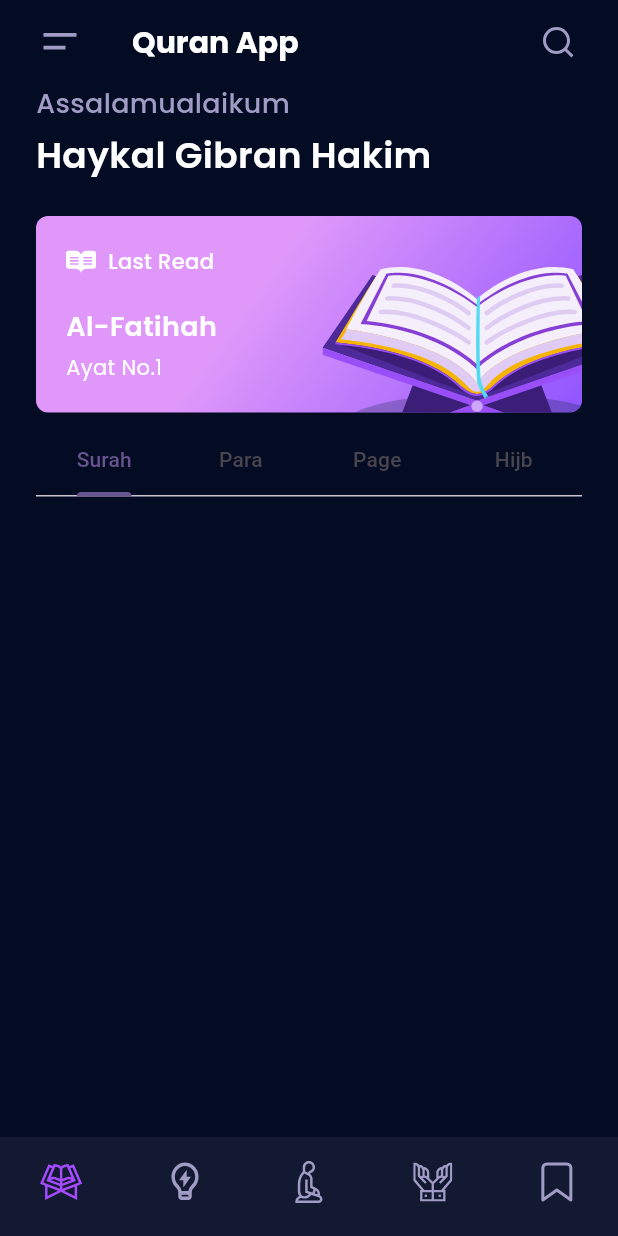
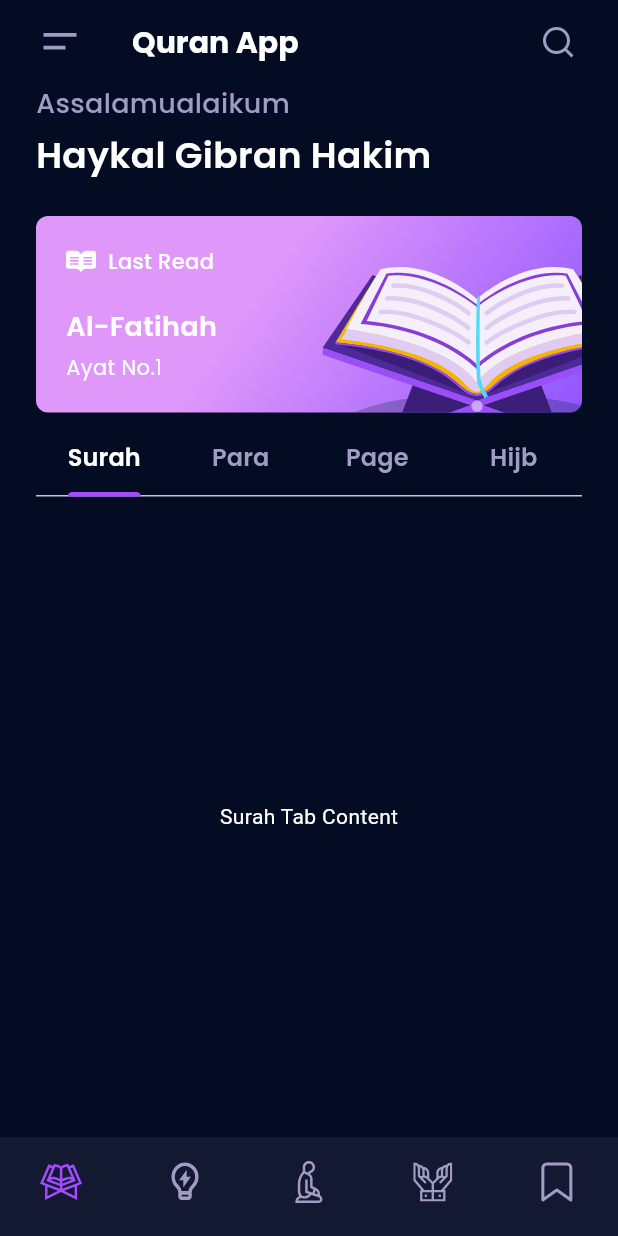
Before and after one commit to haykalgibran/QuranApp, a Flutter app: the HomeScreen screen opened directly, on a phone screen of 412 x 824 dp. Run offline on Flutter 3.47's test engine with Material 3 defaults, Android fonts, the phone set to English and light mode, and no system bars; our stand-ins replace flutter_svg, google_fonts.

Commit message:
home screen

```diff
--- /dev/null
+++ b/lib/models/surah.dart
@@ -0,0 +1,50 @@
+import 'dart:convert';
+
+List<Surah> surahFromJson(String str) =>
+    List<Surah>.from(json.decode(str)["data"].map((x) => Surah.fromJson(x)));
+
+class Surah {
+  int nomor;
+  String nama;
+  String namaLatin;
+  int jumlahAyat;
+  String tempatTurun;
+  String arti;
+  String deskripsi;
+  Map<String, String> audioFull;
+
+  Surah({
+    required this.nomor,
+    required this.nama,
+    required this.namaLatin,
+    required this.jumlahAyat,
+    required this.tempatTurun,
+    required this.arti,
+    required this.deskripsi,
+    required this.audioFull,
+  });
+
+  factory Surah.fromJson(Map<String, dynamic> json) => Surah(
+        nomor: json["nomor"],
+        nama: json["nama"],
+        namaLatin: json["namaLatin"],
+        jumlahAyat: json["jumlahAyat"],
+        tempatTurun: json["tempatTurun"],
+        arti: json["arti"],
+        deskripsi: json["deskripsi"],
+        audioFull: Map.from(json["audioFull"])
+            .map((k, v) => MapEntry<String, String>(k, v)),
+      );
+
+  Map<String, dynamic> toJson() => {
+        "nomor": nomor,
+        "nama": nama,
+        "namaLatin": namaLatin,
+        "jumlahAyat": jumlahAyat,
+        "tempatTurun": tempatTurun,
+        "arti": arti,
+        "deskripsi": deskripsi,
+        "audioFull":
+            Map.from(audioFull).map((k, v) => MapEntry<String, dynamic>(k, v)),
+      };
+}
--- a/lib/screens/home_screen.dart
+++ b/lib/screens/home_screen.dart
@@ -23,35 +23,57 @@ class HomeScreen extends StatelessWidget {
                 SliverToBoxAdapter(
                   child: _greeting(),
                 ),
-                SliverAppBar(
-                  pinned: true,
-                  elevation: 0,
-                  backgroundColor: background,
-                  automaticallyImplyLeading: false,
-                  bottom: const PreferredSize(
-                    preferredSize: Size.fromHeight(0),
-                    child: TabBar(
-                      tabs: [
-                        Tab(child: Text('Surah')),
-                        Tab(child: Text('Para')),
-                        Tab(child: Text('Page')),
-                        Tab(child: Text('Hijb')),
-                      ],
-                    ),
-                  ),
-                ),
+                _buildSliverAppBar(),
               ];
             },
-            body: TabBarView(
+            body: const TabBarView(
               children: [
-                Container(), // Replace with your widget for Surah tab
-                Container(), // Replace with your widget for Juz tab
-                Container(), // Replace with your widget for Hafalan tab
-                Container(), // Replace with your widget for Bookmark tab
+                SurahTab(), // Replace with your widget for Surah tab
+                ParaTab(), // Replace with your widget for Juz tab
+                PageTab(), // Replace with your widget for Hafalan tab
+                HijbTab(), // Replace with your widget for Bookmark tab
               ],
             ),
           ),
         ),
+      ),
+    );
+  }
+
+  Widget _buildSliverAppBar() {
+    return SliverAppBar(
+      backgroundColor: background,
+      elevation: 0,
+      pinned: true,
+      floating: false,
+      automaticallyImplyLeading: false,
+      bottom: PreferredSize(
+        preferredSize: const Size.fromHeight(0), // Adjust height as needed
+        child: _tab(),
+      ),
+    );
+  }
+
+  TabBar _tab() {
+    return TabBar(
+      unselectedLabelColor: text,
+      labelColor: Colors.white,
+      indicatorColor: purple,
+      indicatorWeight: 3,
+      tabs: [
+        _tabItem(label: "Surah"),
+        _tabItem(label: "Para"),
+        _tabItem(label: "Page"),
+        _tabItem(label: "Hijb"),
+      ],
+    );
+  }
+
+  Tab _tabItem({required String label}) {
+    return Tab(
+      child: Text(
+        label,
+        style: GoogleFonts.poppins(fontSize: 16, fontWeight: FontWeight.w600),
       ),
     );
   }
@@ -78,13 +100,12 @@ class HomeScreen extends StatelessWidget {
           ),
         ),
         const SizedBox(height: 24),
-        _LastRead(),
+        _lastRead(),
       ],
     );
   }
 
-  // ignore: non_constant_identifier_names
-  Stack _LastRead() {
+  Stack _lastRead() {
     return Stack(
       children: [
         Container(
@@ -204,3 +225,60 @@ class HomeScreen extends StatelessWidget {
         label: label,
       );
 }
+
+// Placeholder widgets for each tab
+class SurahTab extends StatelessWidget {
+  const SurahTab({super.key});
+
+  @override
+  Widget build(BuildContext context) {
+    return const Center(
+      child: Text(
+        'Surah Tab Content',
+        style: TextStyle(color: Colors.white),
+      ),
+    );
+  }
+}
+
+class ParaTab extends StatelessWidget {
+  const ParaTab({super.key});
+
+  @override
+  Widget build(BuildContext context) {
+    return const Center(
+      child: Text(
+        'Para Tab Content',
+        style: TextStyle(color: Colors.white),
+      ),
+    );
+  }
+}
+
+class PageTab extends StatelessWidget {
+  const PageTab({super.key});
+
+  @override
+  Widget build(BuildContext context) {
+    return const Center(
+      child: Text(
+        'Page Tab Content',
+        style: TextStyle(color: Colors.white),
+      ),
+    );
+  }
+}
+
+class HijbTab extends StatelessWidget {
+  const HijbTab({super.key});
+
+  @override
+  Widget build(BuildContext context) {
+    return const Center(
+      child: Text(
+        'Hijb Tab Content',
+        style: TextStyle(color: Colors.white),
+      ),
+    );
+  }
+}
--- /dev/null
+++ b/lib/tabs/surah_tab.dart
@@ -0,0 +1,65 @@
+import 'package:flutter/material.dart';
+import 'package:flutter/services.dart';
+import 'package:google_fonts/google_fonts.dart';
+import 'package:the_quran/models/surah.dart';
+
+class SurahTab extends StatelessWidget {
+  const SurahTab({super.key});
+
+  Future<List<Surah>> _getSurahList() async {
+    // Load JSON data from assets
+    String data = await rootBundle.loadString('assets/datas/list-surah.json');
+    return surahFromJson(data);
+  }
+
+  @override
+  Widget build(BuildContext context) {
+    return FutureBuilder<List<Surah>>(
+      future: _getSurahList(),
+      builder: (context, snapshot) {
+        if (snapshot.connectionState == ConnectionState.waiting) {
+          return const Center(child: CircularProgressIndicator());
+        } else if (snapshot.hasError) {
+          return Center(child: Text('Error: ${snapshot.error}'));
+        } else if (!snapshot.hasData || snapshot.data!.isEmpty) {
+          return const Center(child: Text('No data available'));
+        }
+
+        return ListView.separated(
+          itemBuilder: (context, index) =>
+              _surahItem(surah: snapshot.data![index]),
+          separatorBuilder: (context, index) => const Divider(),
+          itemCount: snapshot.data!.length,
+        );
+      },
+    );
+  }
+
+  Widget _surahItem({required Surah surah}) => ListTile(
+        title: Text(
+          surah.namaLatin,
+          style: GoogleFonts.poppins(
+            fontSize: 18,
+            fontWeight: FontWeight.bold,
+            color: Colors.white,
+          ),
+        ),
+        subtitle: Text(
+          surah.arti,
+          style: GoogleFonts.poppins(
+            fontSize: 14,
+            color: Colors.white70,
+          ),
+        ),
+        trailing: Text(
+          '${surah.jumlahAyat} Ayat',
+          style: GoogleFonts.poppins(
+            fontSize: 14,
+            color: Colors.white70,
+          ),
+        ),
+        onTap: () {
+          // Handle tap, e.g., navigate to detail screen
+        },
+      );
+}
--- a/pubspec.yaml
+++ b/pubspec.yaml
@@ -61,6 +61,7 @@ flutter:
   # To add assets to your application, add an assets section, like this:
   assets:
     - assets/svgs/
+    - assets/datas/list-surah.json
   #   - images/a_dot_burr.jpeg
   #   - images/a_dot_ham.jpeg
 
```
Also changed, not shown: assets/datas/list-surah.json (added, +54 -0 lines), lib/tabs/hijb_tab.dart (added, +10 -0 lines), lib/tabs/page_tab.dart (added, +10 -0 lines), lib/tabs/para_tab.dart (added, +10 -0 lines).
